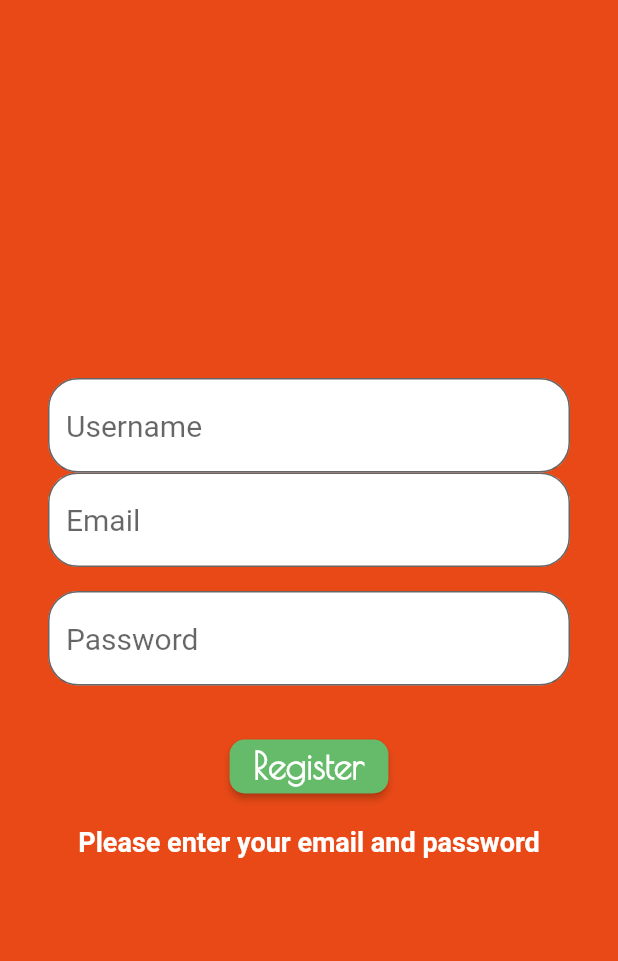
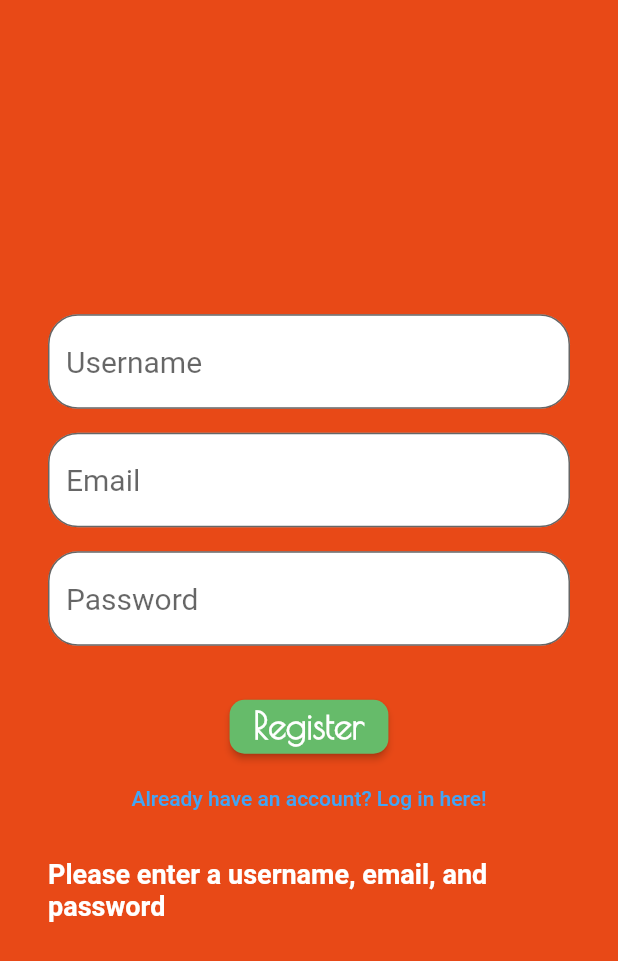
Before and after one commit to TrailBuddies/app, a Flutter app: the RegisterPage screen opened directly, after a tap on "Register", on a phone screen of 412 x 824 dp. Shown: the top 961 px of the screen. Run offline on Flutter 3.47's test engine with Material 2 defaults, Android fonts, the phone set to English and light mode, and no system bars; our stand-ins replace fluttertoast, shared_preferences; missing offline and left inert: skeleton_loader; accounts and stored records are empty; Roboto replaces fonts that are missing (Montserrat).

Commit message:
add login button from register page

```diff
--- a/lib/pages/register.dart
+++ b/lib/pages/register.dart
@@ -7,6 +7,7 @@ import 'package:trail_buddies/widgets/common/button.dart';
 import 'package:trail_buddies/widgets/common/text_input.dart';
 
 import '../user.dart';
+import '../widgets/common/text_button.dart';
 
 class RegisterPage extends StatefulWidget {
   const RegisterPage({Key? key}) : super(key: key);
@@ -23,9 +24,9 @@ class _RegisterPageState extends State<RegisterPage> {
   String error = "";
 
   void login(BuildContext context) async {
-    if (email.text.isEmpty || password.text.isEmpty) {
+    if (email.text.isEmpty || password.text.isEmpty || username.text.isEmpty) {
       return setState(() {
-        error = "Please enter your email and password";
+        error = "Please enter a username, email, and password";
       });
     }
 
@@ -101,6 +102,7 @@ class _RegisterPageState extends State<RegisterPage> {
         child: Center(
           child: Column(mainAxisAlignment: MainAxisAlignment.center, children: [
             TextInput(hintText: 'Username', controller: username),
+            const SizedBox(height: 16),
             TextInput(hintText: 'Email', controller: email),
             const SizedBox(height: 16),
             TextInput(
@@ -114,6 +116,10 @@ class _RegisterPageState extends State<RegisterPage> {
               backgroundColour: Colors.green.shade400,
               textColour: Colors.white,
               onTap: () => {login(context)},
+            ),
+            CustomTextButton(
+              text: "Already have an account? Log in here!",
+              onTap: () => Navigator.pushNamed(context, '/login'),
             ),
             const SizedBox(height: 16),
             Text(
```
